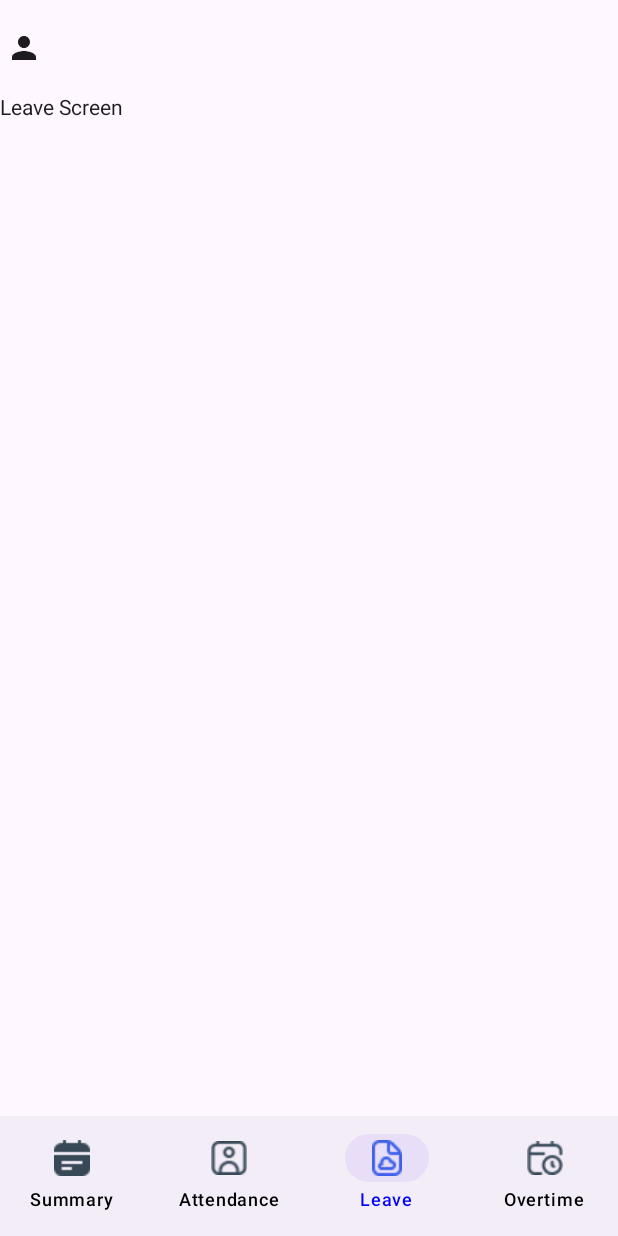
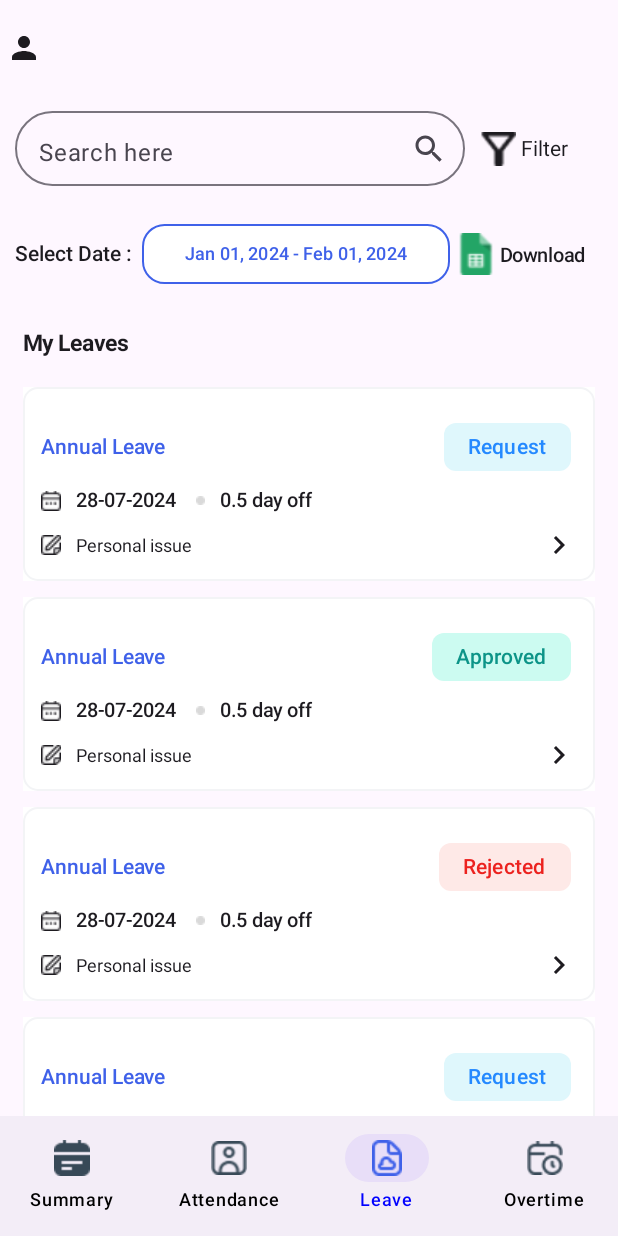
Before and after one commit to theaoudom/PreWeHr, an Android app built with Jetpack Compose: the LeaveScreen screen opened through its navigation route, on a phone screen of 412 x 824 dp. Run offline under Robolectric (Android 15) with nearby library versions, the phone set to English and light mode, and no system bars.

Commit message:
leave done 50%

```diff
--- /dev/null
+++ b/app/src/main/java/com/hrd/wehr_project/ui/screen/leave/CardComponent.kt
@@ -0,0 +1,161 @@
+package com.hrd.wehr_project.ui.screen.leave
+
+import android.content.res.Resources
+import android.graphics.drawable.Icon
+import androidx.compose.foundation.BorderStroke
+import androidx.compose.foundation.background
+import androidx.compose.foundation.border
+import androidx.compose.foundation.clickable
+import androidx.compose.foundation.layout.Arrangement
+import androidx.compose.foundation.layout.Box
+import androidx.compose.foundation.layout.Column
+import androidx.compose.foundation.layout.PaddingValues
+import androidx.compose.foundation.layout.Row
+import androidx.compose.foundation.layout.Spacer
+import androidx.compose.foundation.layout.fillMaxWidth
+import androidx.compose.foundation.layout.padding
+import androidx.compose.foundation.layout.size
+import androidx.compose.foundation.shape.RoundedCornerShape
+import androidx.compose.material.icons.Icons
+import androidx.compose.material.icons.automirrored.filled.KeyboardArrowRight
+import androidx.compose.material.icons.filled.KeyboardArrowRight
+import androidx.compose.material3.Button
+import androidx.compose.material3.FilterChip
+import androidx.compose.material3.FilterChipDefaults
+import androidx.compose.material3.Icon
+import androidx.compose.material3.SelectableChipColors
+import androidx.compose.material3.Text
+import androidx.compose.runtime.Composable
+import androidx.compose.ui.Alignment
+import androidx.compose.ui.Modifier
+import androidx.compose.ui.graphics.Color
+import androidx.compose.ui.platform.LocalContext
+import androidx.compose.ui.res.colorResource
+import androidx.compose.ui.res.painterResource
+import androidx.compose.ui.text.font.FontWeight
+import androidx.compose.ui.tooling.preview.Preview
+import androidx.compose.ui.unit.dp
+import androidx.compose.ui.unit.sp
+import androidx.navigation.NavHostController
+import com.hrd.wehr_project.R
+
+//@Preview(showBackground = true)
+@Composable
+fun CardComponent(status:Status) {
+
+    Box(
+        modifier = Modifier
+            .fillMaxWidth()
+            .padding( 15.dp, 5.dp)
+            .background(colorResource(id = R.color.white))
+            .border(
+                border = BorderStroke(width = 1.dp, color = colorResource(id = R.color.border_color)),
+                shape = RoundedCornerShape(10.dp)
+            )
+    )
+    {
+        Column(Modifier.padding(12.dp)) {
+            Row(verticalAlignment = Alignment.CenterVertically) {
+                Text("Annual Leave", color = colorResource(id = R.color.annul_leave_color), fontSize = 14.sp, fontWeight = FontWeight.SemiBold)
+                Spacer(modifier = Modifier.weight(1f))
+                StatusFilterChip(status )
+            }
+            Row(
+                horizontalArrangement = Arrangement.spacedBy((10.dp)),
+                verticalAlignment = Alignment.CenterVertically
+            ) {
+                // icon calendar
+                Icon(
+                    painter = painterResource(id = R.drawable.calendar),
+                    contentDescription = "calendar icon",
+                    Modifier.size(13.dp)
+                )
+                // date
+                Text("28-07-2024 ", fontWeight = FontWeight.Medium, fontSize = 13.sp)
+                // circle
+                Icon(
+                    painter = painterResource(id = R.drawable.ellipse),
+                    contentDescription = "calendar icon",
+                    Modifier.size(6.dp),
+                    tint = colorResource(
+                        id = R.color.circle_color
+                    )
+                )
+
+                // Duration
+                Text("0.5 day off ", fontWeight = FontWeight.Medium, fontSize = 13.sp)
+            }
+            Row(Modifier.padding(top = 10.dp),verticalAlignment = Alignment.CenterVertically, horizontalArrangement = Arrangement.spacedBy(10.dp)) {
+                // icon edit
+                Icon(
+                    painter = painterResource(id = R.drawable.edit),
+                    contentDescription = "edit icon",
+                    Modifier.size(13.dp)
+                )
+                // reason
+                Text("Personal issue", fontWeight = FontWeight.Normal, fontSize = 12.sp)
+
+                Spacer(modifier = Modifier.weight(1f))
+
+
+                Icon(Icons.AutoMirrored.Filled.KeyboardArrowRight, contentDescription = "ArrowRight icon")
+            }
+        }
+    }
+}
+
+
+
+
+
+
+
+
+
+
+
+
+
+
+
+
+
+
+
+
+
+
+
+
+
+
+
+
+
+@Composable
+fun StatusFilterChip(status: Status, enabled: Boolean = false) {
+    val (label, colors) = when (status) {
+        Status.Request -> Pair("Request", FilterChipDefaults.filterChipColors(
+            disabledLabelColor = colorResource(id = R.color.request_text_color),
+            disabledSelectedContainerColor = colorResource(id = R.color.request_bg_color)
+        ))
+        Status.Rejected -> Pair("Rejected", FilterChipDefaults.filterChipColors(
+           disabledLabelColor = colorResource(id = R.color.rejected_color),
+            disabledSelectedContainerColor = colorResource(id = R.color.rejected_bg_color)
+        ))
+        Status.Approved -> Pair("Approved", FilterChipDefaults.filterChipColors(
+            disabledLabelColor = colorResource(id = R.color.approve_color),
+            disabledSelectedContainerColor = colorResource(id = R.color.approve_bg_color)
+        ))
+    }
+
+    FilterChip(
+        selected = true, // Update this according to your selection logic
+        onClick = {},
+        enabled = enabled,
+        label = { Text(label, fontWeight = FontWeight.Medium) },
+        colors = colors,
+
+        modifier = Modifier.padding(PaddingValues(4.dp)) // Optional padding
+    )
+}
--- /dev/null
+++ b/app/src/main/java/com/hrd/wehr_project/ui/screen/leave/DatePicker.kt
@@ -0,0 +1,84 @@
+package com.hrd.wehr_project.ui.screen.leave
+
+import androidx.compose.foundation.BorderStroke
+import androidx.compose.foundation.layout.*
+import androidx.compose.foundation.shape.RoundedCornerShape
+import androidx.compose.material3.*
+import androidx.compose.runtime.*
+import androidx.compose.ui.Alignment
+import androidx.compose.ui.Modifier
+import androidx.compose.ui.graphics.Color
+import androidx.compose.ui.unit.dp
+import androidx.compose.ui.unit.sp
+import androidx.compose.material3.DatePicker
+import androidx.compose.material3.rememberDatePickerState
+import androidx.compose.material3.DatePickerDialog
+import androidx.compose.ui.res.colorResource
+import androidx.compose.ui.text.style.TextAlign
+import androidx.compose.ui.tooling.preview.Preview
+import com.hrd.wehr_project.R
+
+@OptIn(ExperimentalMaterial3Api::class)
+@Preview
+@Composable
+fun DateRangePicker() {
+    var startDateMillis by remember { mutableStateOf<Long?>(null) }
+    var showDatePicker by remember { mutableStateOf(false) }
+    val datePickerState = rememberDatePickerState()
+
+    Column(
+        verticalArrangement = Arrangement.spacedBy(2.dp),
+       modifier = Modifier.padding(3.dp,15.dp)
+    ) {
+        // Custom Button to display selected date range
+        CustomDateRangeButton(
+                       onClick = { showDatePicker = true }
+        )
+
+        // Show the DatePickerDialog when the button is clicked
+        if (showDatePicker) {
+            DatePickerDialog(
+                onDismissRequest = { showDatePicker = false },
+                confirmButton = {
+                    TextButton(onClick = {
+                        startDateMillis = datePickerState.selectedDateMillis
+                        showDatePicker = false
+                    }) {
+                        Text("Confirm")
+                    }
+                },
+                dismissButton = {
+                    TextButton(onClick = {
+                        showDatePicker = false
+                    }) {
+                        Text("Dismiss")
+                    }
+                }
+            ) {
+
+                    DatePicker(state = datePickerState)
+
+            }
+        }
+    }
+}
+
+@Composable
+fun CustomDateRangeButton( onClick: () -> Unit) {
+    Button(
+        onClick = onClick,
+        modifier = Modifier
+            .width(205.dp)
+            .height(40.dp).padding(0.dp),
+        shape = RoundedCornerShape(15.dp),
+        border = BorderStroke(1.dp, color = colorResource(id = R.color.button_color)),
+        colors = ButtonDefaults.buttonColors(containerColor = Color.White)
+    ) {
+        Text(
+            text = "Jan 01, 2024 - Feb 01, 2024",
+            fontSize = 12.sp,
+
+            color = colorResource(id = R.color.button_color)
+        )
+    }
+}
--- a/app/src/main/java/com/hrd/wehr_project/ui/screen/leave/LeaveScreen.kt
+++ b/app/src/main/java/com/hrd/wehr_project/ui/screen/leave/LeaveScreen.kt
@@ -1,9 +1,78 @@
 package com.hrd.wehr_project.ui.screen.leave
 
+import androidx.compose.foundation.Image
+import androidx.compose.foundation.layout.Arrangement
+import androidx.compose.foundation.layout.Column
+import androidx.compose.foundation.layout.Row
+import androidx.compose.foundation.layout.Spacer
+import androidx.compose.foundation.layout.fillMaxSize
+import androidx.compose.foundation.layout.fillMaxWidth
+import androidx.compose.foundation.layout.padding
+import androidx.compose.foundation.layout.size
+import androidx.compose.foundation.lazy.LazyColumn
+import androidx.compose.material3.Icon
 import androidx.compose.material3.Text
 import androidx.compose.runtime.Composable
+import androidx.compose.ui.Alignment
+import androidx.compose.ui.Modifier
+import androidx.compose.ui.res.painterResource
+import androidx.compose.ui.text.font.FontWeight
+import androidx.compose.ui.unit.dp
+import androidx.compose.ui.unit.sp
+import com.hrd.wehr_project.R
 
 @Composable
 fun LeaveScreen(){
-    Text(text = "Leave Screen")
+    Column(modifier = Modifier.fillMaxSize()) {
+        Row(verticalAlignment = Alignment.CenterVertically, horizontalArrangement = Arrangement.Center) {
+            //FilterBottomSheet()
+            SearchBar(onSearch = { /* Handle search */ })
+            Row(verticalAlignment = Alignment.CenterVertically, modifier = Modifier.padding(top = 10.dp))
+            {
+                Icon(
+                    painter = painterResource(id = R.drawable.filter_icon),
+                    contentDescription = "filter icon",
+                    modifier = Modifier.size(24.dp)
+                )
+                Text(text = "Filter", modifier = Modifier.padding(start = 3.dp))
+
+            }
+
+        }
+        Spacer( modifier = Modifier.padding(top = 10.dp))
+        Row(verticalAlignment = Alignment.CenterVertically,horizontalArrangement = Arrangement.Center)
+        {
+
+            Text(text = "Select Date : ", modifier = Modifier.padding(start = 10.dp), fontSize = 14.sp, fontWeight = FontWeight.Medium)
+            DateRangePicker()
+            Row(verticalAlignment = Alignment.CenterVertically)
+            {
+
+                Image(
+                    painter = painterResource(id = R.drawable.excel),
+                    contentDescription = "excel",
+                    modifier = Modifier.size(28.dp)
+                )
+                Text(text = "Download", modifier = Modifier.padding(start = 2.dp, top = 2.dp), fontSize = 13.sp, fontWeight = FontWeight.Medium)
+
+            }
+        }
+
+
+
+
+        Text(text = "My Leaves", Modifier.padding(15.dp), fontWeight = FontWeight.Bold, fontSize = 15.sp)
+        LazyColumn(
+            modifier = Modifier
+                .fillMaxWidth()
+                .weight(1f) // Allows LazyColumn to expand and be scrollable
+        ) {
+            item { CardComponent(status = Status.Request) }
+            item { CardComponent(status = Status.Approved) }
+            item { CardComponent(status = Status.Rejected) }
+            item { CardComponent(status = Status.Request) }
+            item { CardComponent(status = Status.Approved) }
+            item { CardComponent(status = Status.Rejected) }
+        }
+    }
 }
--- /dev/null
+++ b/app/src/main/java/com/hrd/wehr_project/ui/screen/leave/SearchBar.kt
@@ -0,0 +1,51 @@
+package com.hrd.wehr_project.ui.screen.leave
+
+import androidx.compose.foundation.layout.*
+import androidx.compose.foundation.shape.RoundedCornerShape
+import androidx.compose.material.icons.Icons
+import androidx.compose.material.icons.filled.Search
+import androidx.compose.material3.ExperimentalMaterial3Api
+import androidx.compose.material3.Icon
+import androidx.compose.material3.OutlinedTextField
+import androidx.compose.material3.Text
+import androidx.compose.runtime.Composable
+import androidx.compose.runtime.remember
+import androidx.compose.runtime.mutableStateOf
+import androidx.compose.ui.Modifier
+import androidx.compose.ui.text.input.TextFieldValue
+import androidx.compose.ui.unit.dp
+import androidx.compose.ui.unit.sp
+@OptIn(ExperimentalMaterial3Api::class)
+@Composable
+fun SearchBar(
+    modifier: Modifier = Modifier,
+    onSearch: (String) -> Unit
+) {
+    val searchQuery = remember { mutableStateOf(TextFieldValue()) }
+
+    OutlinedTextField(
+        value = searchQuery.value,
+        onValueChange = {
+            searchQuery.value = it
+            onSearch(it.text) // Call the search function when input changes
+        },
+        placeholder = { Text("Search here", fontSize = 16.sp) },
+        trailingIcon = {
+            Icon(
+                Icons.Default.Search, // Replace with your search icon resource
+                contentDescription = "Search Icon"
+            )
+        },
+        modifier = modifier
+            .width(320.dp)
+            .height(60.dp)
+            .padding(start = 10.dp, end = 10.dp, top = 10.dp),
+//        colors = TextFieldDefaults.textFieldColors(
+//           // focusedIndicatorColor = colorResource(id = R.color.search_bg_color), // This won't show in regular TextField
+//            unfocusedIndicatorColor = Color.LightGray, // This won't show in regular TextField
+//            containerColor = colorResource(id = R.color.search_bg_color)
+//        )
+
+        shape = RoundedCornerShape(60.dp),
+    )
+}
--- /dev/null
+++ b/app/src/main/java/com/hrd/wehr_project/ui/screen/leave/Status.kt
@@ -0,0 +1,7 @@
+package com.hrd.wehr_project.ui.screen.leave
+
+enum class Status {
+    Request,
+    Rejected,
+    Approved
+}
--- a/app/src/main/res/values/colors.xml
+++ b/app/src/main/res/values/colors.xml
@@ -7,4 +7,22 @@
     <color name="teal_700">#FF018786</color>
     <color name="black">#FF000000</color>
     <color name="white">#FFFFFFFF</color>
+    <color name="annul_leave_color">#3F61E9</color>
+    <color name="request_text_color">#2489FF</color>
+    <color name="request_bg_color">#DFF7FC</color>
+    <color name="search_bg_color">#F3F8FF</color>
+    <color name="special_leave_color">#DD5596</color>
+    <color name="text_color">#374957</color>
+    <color name="approve_color">#0D9488</color>
+    <color name="approve_bg_color">#CCFBF1</color>
+    <color name="sick_leave_color">#EEAF4C</color>
+    <color name="rejected_color">#EC221F</color>
+    <color name="rejected_bg_color">#FEE9E7</color>
+    <color name="button_color">#3F61E9</color>
+    <color name="circle_color">#D9D9D9</color>
+    <color name="border_color">#F3F4F6</color>
+    <color name="search_border_color">#EBEDFCFB</color>
+    <color name="button_delete_color">#EC221F</color>
+    <color name="request_leave_text_color">#3F61E9</color>
+
 </resources>
```
Also changed, not shown: app/src/main/res/drawable/calendar.png (added), app/src/main/res/drawable/close_icon.png (added), app/src/main/res/drawable/delete_img.png (added), app/src/main/res/drawable/edit.png (added), app/src/main/res/drawable/ellipse.png (added), app/src/main/res/drawable/excel.png (added), app/src/main/res/drawable/failed.png (added), app/src/main/res/drawable/filter_icon.png (added).
